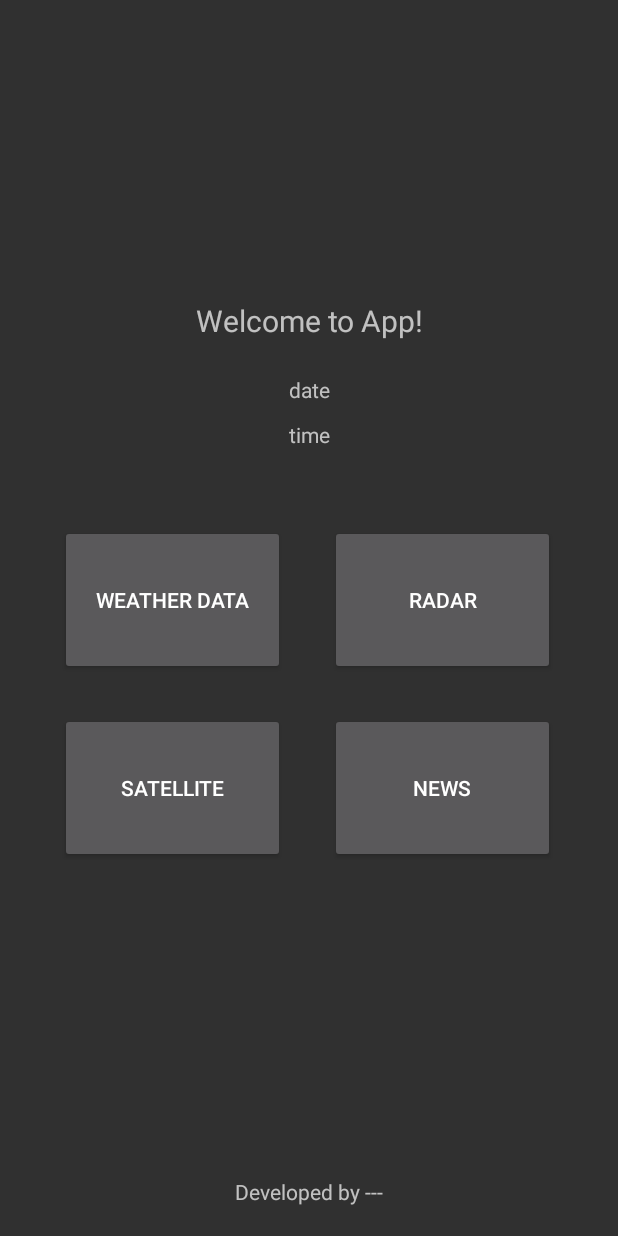
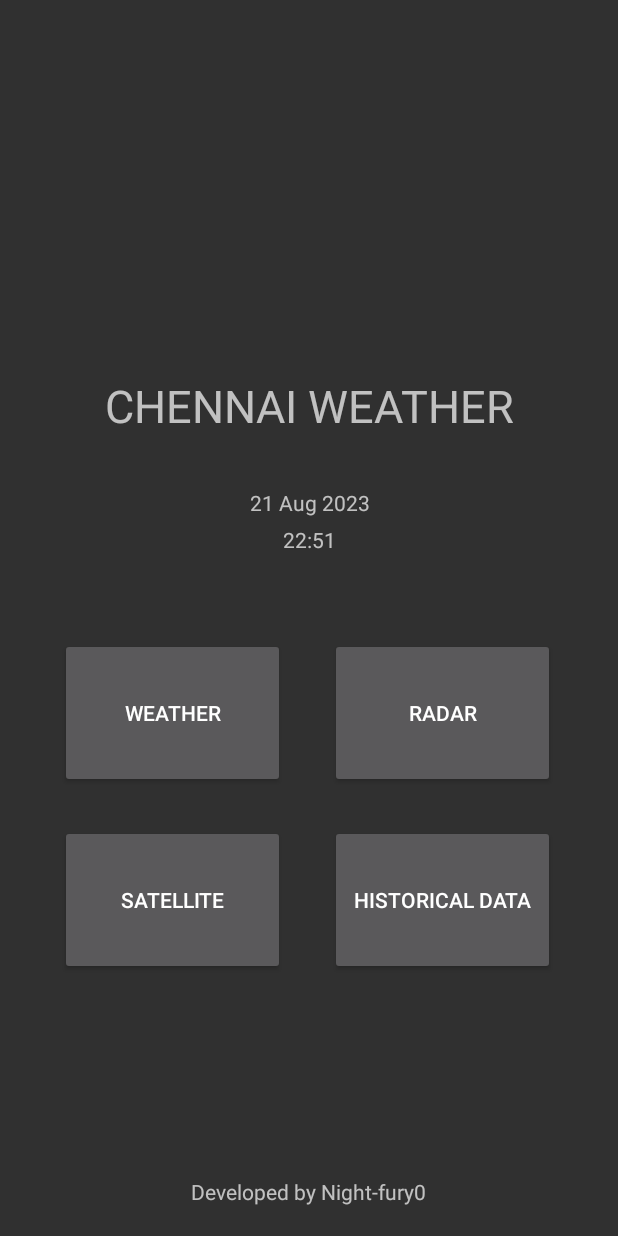
Before and after one commit to Night-fury0/chennai-weather-android-app, an Android app built with Jetpack Compose: the screen it shows after launch (MainActivity), on a phone screen of 412 x 824 dp. Run offline under Robolectric (Android 15) with nearby library versions, the light colour scheme and no system bars.

Commit message:
changes to app_name, layouts

```diff
--- a/TrialApplication/app/src/main/res/layout/primary.xml
+++ b/TrialApplication/app/src/main/res/layout/primary.xml
@@ -16,10 +16,10 @@
         android:layout_centerHorizontal="true"
         android:layout_marginStart="50dp"
         android:layout_marginEnd="50dp"
-        android:layout_marginTop="200dp"
+        android:layout_marginTop="250dp"
         android:textAlignment="center"
-        android:textSize="20sp"
-        android:text="Welcome to App!"/>
+        android:textSize="30sp"
+        android:text="CHENNAI WEATHER"/>
 
     <ImageView
         android:id="@+id/imageView"
@@ -29,37 +29,58 @@
         android:layout_marginTop="40dp"
         tools:src="@tools:sample/backgrounds/scenic" />
 
+    <TextView
+        android:id="@+id/currentDate"
+        android:layout_width="wrap_content"
+        android:layout_height="wrap_content"
+        android:layout_marginTop="325dp"
+        android:layout_centerHorizontal="true"
+        android:ems="10"
+        android:textAlignment="center"
+        android:text="21 Aug 2023" />
+
+    <TextView
+        android:id="@+id/currentTime"
+        android:layout_width="wrap_content"
+        android:layout_height="wrap_content"
+        android:layout_marginTop="350dp"
+        android:layout_centerHorizontal="true"
+        android:ems="10"
+        android:textAlignment="center"
+        android:text="22:51" />
+
     <Button
         android:id="@+id/weatherButton"
         android:layout_width="150dp"
         android:layout_height="100dp"
-        android:layout_marginLeft="40dp"
-        android:layout_marginTop="350dp"
-        android:text="Weather Data" />
+        android:layout_marginStart="40dp"
+        android:layout_marginTop="425dp"
+        android:text="Weather" />
 
     <Button
         android:id="@+id/radarButton"
         android:layout_width="150dp"
         android:layout_height="100dp"
-        android:layout_marginLeft="220dp"
-        android:layout_marginTop="350dp"
+        android:layout_marginStart="220dp"
+        android:layout_marginTop="425dp"
         android:text="Radar" />
 
     <Button
         android:id="@+id/satelliteButton"
         android:layout_width="150dp"
         android:layout_height="100dp"
-        android:layout_marginLeft="40dp"
-        android:layout_marginTop="475dp"
+        android:layout_marginStart="40dp"
+        android:layout_marginTop="550dp"
         android:text="Satellite" />
 
     <Button
         android:id="@+id/newsButton"
         android:layout_width="150dp"
         android:layout_height="100dp"
-        android:layout_marginLeft="220dp"
-        android:layout_marginTop="475dp"
-        android:text="News" />
+        android:layout_marginStart="220dp"
+        android:layout_marginTop="550dp"
+        android:text="Historical Data" />
+
 
     <TextView
         android:id="@+id/developerTextView"
@@ -71,27 +92,7 @@
         android:layout_marginEnd="20dp"
         android:layout_marginTop="20dp"
         android:layout_marginBottom="20dp"
-        android:text="Developed by ---"
+        android:text="Developed by Night-fury0"
         android:textAlignment="center" />
 
-    <TextView
-        android:id="@+id/currentDate"
-        android:layout_width="wrap_content"
-        android:layout_height="wrap_content"
-        android:layout_marginTop="250dp"
-        android:layout_centerHorizontal="true"
-        android:ems="10"
-        android:textAlignment="center"
-        android:text="date" />
-
-    <TextView
-        android:id="@+id/currentTime"
-        android:layout_width="wrap_content"
-        android:layout_height="wrap_content"
-        android:layout_marginTop="280dp"
-        android:layout_centerHorizontal="true"
-        android:ems="10"
-        android:textAlignment="center"
-        android:text="time" />
-
 </RelativeLayout>
--- a/TrialApplication/app/src/main/res/values/strings.xml
+++ b/TrialApplication/app/src/main/res/values/strings.xml
@@ -1,3 +1,3 @@
 <resources>
-    <string name="app_name">Trial Application</string>
+    <string name="app_name">Chennai Weather</string>
 </resources>
```
Also changed, not shown: TrialApplication/app/src/main/java/com/example/trialapplication/Response.kt (+8 -8 lines), TrialApplication/app/src/main/java/com/example/trialapplication/Satellite.kt (+8 -1 lines), TrialApplication/app/src/main/res/layout/radar.xml (+16 -8 lines), TrialApplication/app/src/main/res/layout/satellite.xml (+24 -8 lines), TrialApplication/app/src/main/res/layout/weather.xml (+5 -5 lines), 1 other file.
